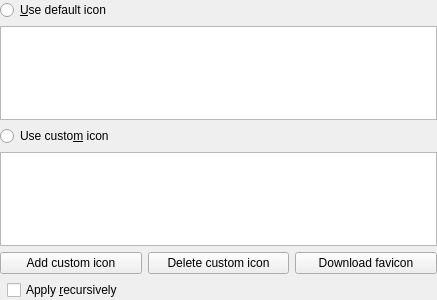
Old version of the form src/gui/EditWidgetIcons.ui in the repository keepassxreboot/keepassxc.
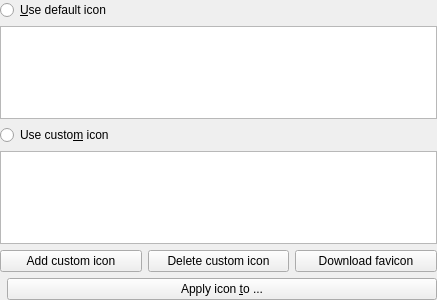
New version of the form.

Commit message:
Transition from checkbox to menu button to apply an icon to children
- replace the checkbox by a menu button
- allow more options to apply icons (child groups, child entries)
- extend tests in TestGroup (applying icons for groups/entries only)
- do not use this-> in code touched by previous commit
- add missing EOF newlines
- prevent blue folder icon being set for entries (on entry creation only)
- do not use "recursively"

The edit to the form file:
```diff
--- a/src/gui/EditWidgetIcons.ui
+++ b/src/gui/EditWidgetIcons.ui
@@ -122,9 +122,9 @@
      </spacer>
     </item>
     <item>
-     <widget class="QCheckBox" name="applyRecursivelyCheckBox">
+     <widget class="QPushButton" name="applyIconToPushButton">
       <property name="text">
-       <string>Apply &amp;recursively</string>
+       <string>Apply icon &amp;to ...</string>
       </property>
      </widget>
     </item>
```
Left out of the diff: 4 changed lines with no effect on the pictures. The commit also changes 8 other files.
